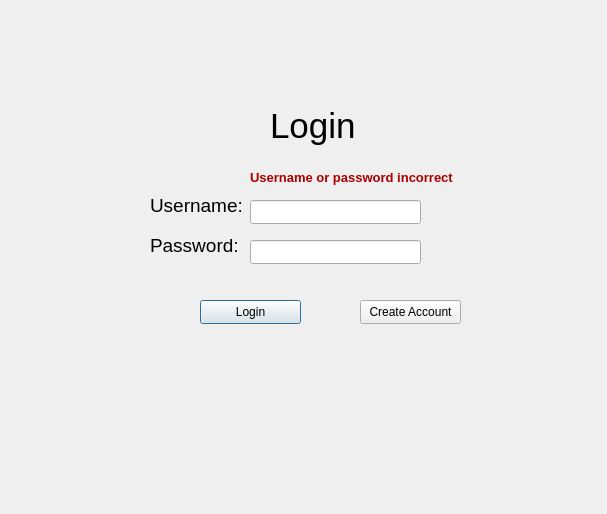
The window that pages/login.ui (Didi305/Discard) describes before a commit, drawn with Qt 5.
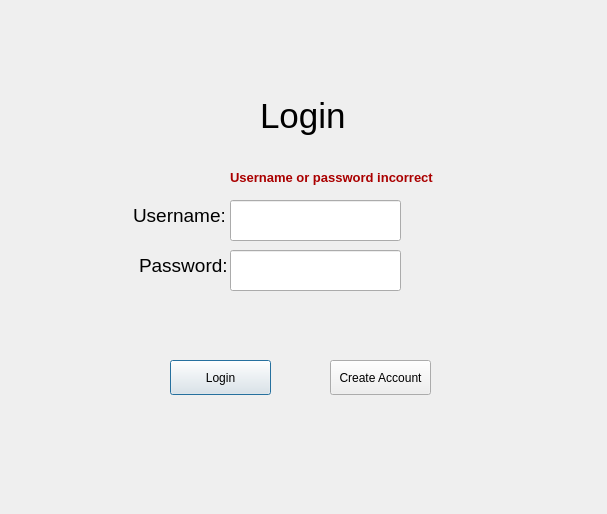
The same window after the commit.

What changed in the file:
```diff
--- a/pages/login.ui
+++ b/pages/login.ui
@@ -13,15 +13,27 @@
   <property name="windowTitle">
    <string/>
   </property>
+  <property name="autoFillBackground">
+   <bool>false</bool>
+  </property>
   <widget class="QPushButton" name="loginButton">
    <property name="geometry">
     <rect>
-     <x>200</x>
-     <y>300</y>
+     <x>170</x>
+     <y>360</y>
      <width>101</width>
-     <height>24</height>
+     <height>35</height>
     </rect>
    </property>
+   <property name="sizePolicy">
+    <sizepolicy hsizetype="Minimum" vsizetype="Preferred">
+     <horstretch>0</horstretch>
+     <verstretch>0</verstretch>
+    </sizepolicy>
+   </property>
+   <property name="cursor">
+    <cursorShape>PointingHandCursor</cursorShape>
+   </property>
    <property name="text">
     <string>Login</string>
    </property>
@@ -29,10 +41,10 @@
   <widget class="QPushButton" name="createAccountButton">
    <property name="geometry">
     <rect>
-     <x>360</x>
-     <y>300</y>
+     <x>330</x>
+     <y>360</y>
      <width>101</width>
-     <height>24</height>
+     <height>35</height>
     </rect>
    </property>
    <property name="text">
@@ -42,10 +54,10 @@
   <widget class="QLabel" name="label">
    <property name="geometry">
     <rect>
-     <x>270</x>
-     <y>100</y>
+     <x>260</x>
+     <y>80</y>
      <width>121</width>
-     <height>51</height>
+     <height>71</height>
     </rect>
    </property>
    <property name="font">
@@ -60,22 +72,31 @@
   <widget class="QLineEdit" name="loginUsername">
    <property name="geometry">
     <rect>
-     <x>250</x>
+     <x>230</x>
      <y>200</y>
      <width>171</width>
-     <height>24</height>
+     <height>41</height>
     </rect>
    </property>
+   <property name="autoFillBackground">
+    <bool>false</bool>
+   </property>
+   <property name="styleSheet">
+    <string notr="true"/>
+   </property>
   </widget>
   <widget class="QLineEdit" name="loginPassword">
    <property name="geometry">
     <rect>
-     <x>250</x>
-     <y>240</y>
+     <x>230</x>
+     <y>250</y>
      <width>171</width>
-     <height>24</height>
+     <height>41</height>
     </rect>
    </property>
+   <property name="autoFillBackground">
+    <bool>false</bool>
+   </property>
    <property name="echoMode">
     <enum>QLineEdit::EchoMode::Password</enum>
    </property>
@@ -83,8 +104,8 @@
   <widget class="QLabel" name="label_2">
    <property name="geometry">
     <rect>
-     <x>150</x>
-     <y>190</y>
+     <x>133</x>
+     <y>200</y>
      <width>91</width>
      <height>31</height>
     </rect>
@@ -101,8 +122,8 @@
   <widget class="QLabel" name="label_3">
    <property name="geometry">
     <rect>
-     <x>150</x>
-     <y>230</y>
+     <x>139</x>
+     <y>250</y>
      <width>91</width>
      <height>31</height>
     </rect>
@@ -122,7 +143,7 @@
    </property>
    <property name="geometry">
     <rect>
-     <x>250</x>
+     <x>230</x>
      <y>170</y>
      <width>211</width>
      <height>16</height>
```
Left out of the diff: 9 changed lines with no effect on the pictures.
